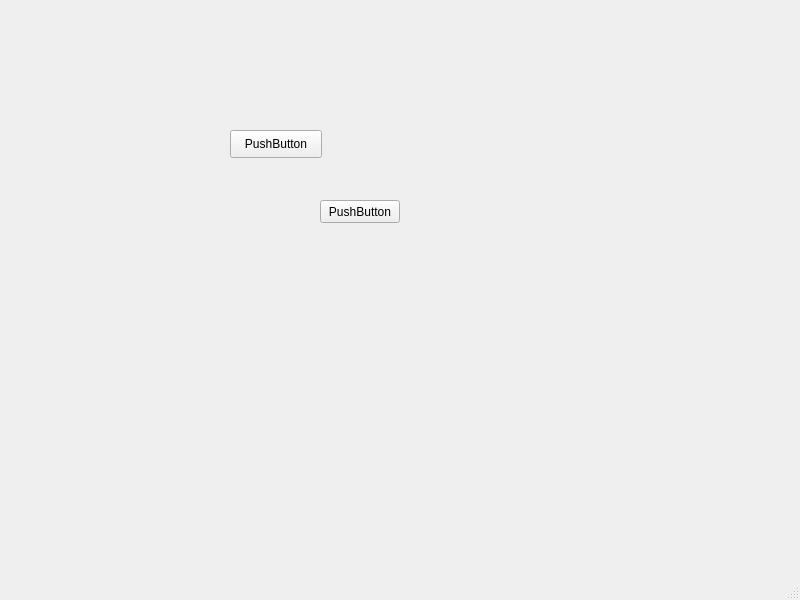
Before: the Qt Designer form interfaces/MainWindow.ui in danieldidiobalsamo/maze_generator, drawn with Qt 5.
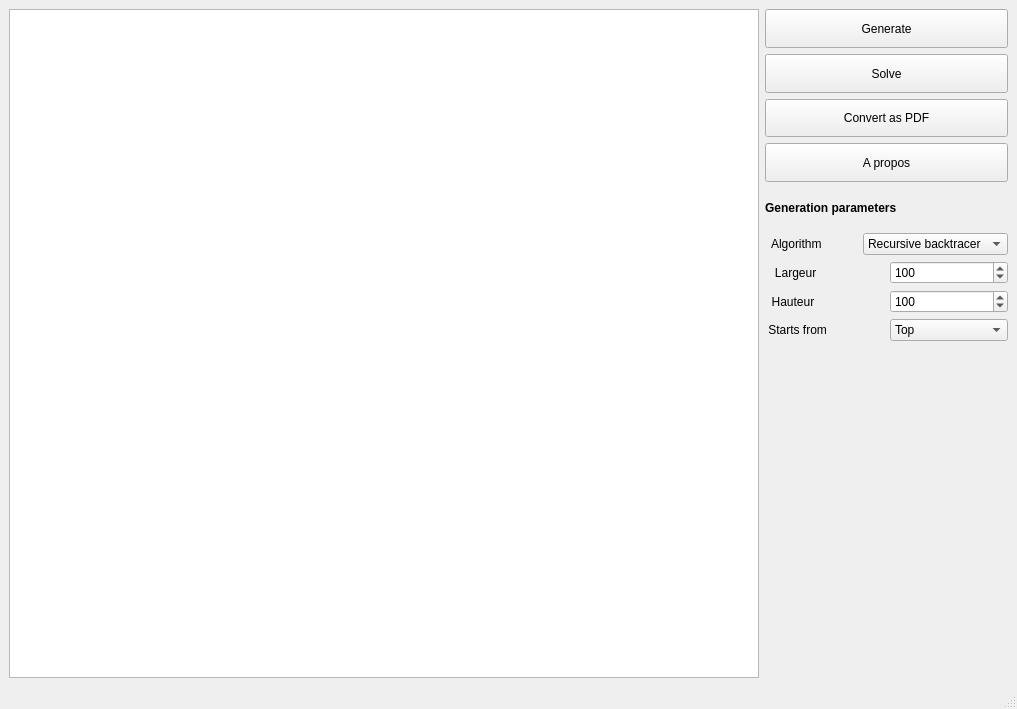
After: the same form once the commit is applied.

Commit message: Première version de l'interface utilisateur

Diff of the .ui file:
```diff
--- a/interfaces/MainWindow.ui
+++ b/interfaces/MainWindow.ui
@@ -6,50 +6,224 @@
    <rect>
     <x>0</x>
     <y>0</y>
-    <width>800</width>
-    <height>600</height>
+    <width>1017</width>
+    <height>709</height>
    </rect>
   </property>
   <property name="windowTitle">
    <string>MainWindow</string>
   </property>
   <widget class="QWidget" name="centralwidget">
-   <widget class="QPushButton" name="pushButton">
-    <property name="geometry">
-     <rect>
-      <x>320</x>
-      <y>200</y>
-      <width>80</width>
-      <height>23</height>
-     </rect>
-    </property>
-    <property name="text">
-     <string>PushButton</string>
-    </property>
-   </widget>
-   <widget class="QPushButton" name="pushButton_2">
-    <property name="geometry">
-     <rect>
-      <x>230</x>
-      <y>130</y>
-      <width>92</width>
-      <height>28</height>
-     </rect>
-    </property>
-    <property name="text">
-     <string>PushButton</string>
-    </property>
-   </widget>
-  </widget>
-  <widget class="QMenuBar" name="menubar">
-   <property name="geometry">
-    <rect>
-     <x>0</x>
-     <y>0</y>
-     <width>800</width>
-     <height>22</height>
-    </rect>
-   </property>
+   <layout class="QGridLayout" name="gridLayout">
+    <item row="0" column="2">
+     <layout class="QVBoxLayout" name="verticalLayout">
+      <property name="spacing">
+       <number>6</number>
+      </property>
+      <item>
+       <widget class="QPushButton" name="pushButton">
+        <property name="sizePolicy">
+         <sizepolicy hsizetype="Expanding" vsizetype="Preferred">
+          <horstretch>0</horstretch>
+          <verstretch>0</verstretch>
+         </sizepolicy>
+        </property>
+        <property name="maximumSize">
+         <size>
+          <width>16777215</width>
+          <height>50</height>
+         </size>
+        </property>
+        <property name="text">
+         <string>Generate</string>
+        </property>
+       </widget>
+      </item>
+      <item>
+       <widget class="QPushButton" name="pushButton_2">
+        <property name="sizePolicy">
+         <sizepolicy hsizetype="Expanding" vsizetype="Preferred">
+          <horstretch>0</horstretch>
+          <verstretch>0</verstretch>
+         </sizepolicy>
+        </property>
+        <property name="maximumSize">
+         <size>
+          <width>16777215</width>
+          <height>50</height>
+         </size>
+        </property>
+        <property name="text">
+         <string>Solve</string>
+        </property>
+       </widget>
+      </item>
+      <item>
+       <widget class="QPushButton" name="pushButton_4">
+        <property name="sizePolicy">
+         <sizepolicy hsizetype="Expanding" vsizetype="Preferred">
+          <horstretch>0</horstretch>
+          <verstretch>0</verstretch>
+         </sizepolicy>
+        </property>
+        <property name="maximumSize">
+         <size>
+          <width>16777215</width>
+          <height>50</height>
+         </size>
+        </property>
+        <property name="text">
+         <string>Convert as PDF</string>
+        </property>
+       </widget>
+      </item>
+      <item>
+       <widget class="QPushButton" name="pushButton_3">
+        <property name="sizePolicy">
+         <sizepolicy hsizetype="Expanding" vsizetype="Fixed">
+          <horstretch>0</horstretch>
+          <verstretch>0</verstretch>
+         </sizepolicy>
+        </property>
+        <property name="maximumSize">
+         <size>
+          <width>16777215</width>
+          <height>50</height>
+         </size>
+        </property>
+        <property name="text">
+         <string>A propos</string>
+        </property>
+       </widget>
+      </item>
+      <item>
+       <widget class="QLabel" name="label_5">
+        <property name="font">
+         <font>
+          <weight>75</weight>
+          <bold>true</bold>
+         </font>
+        </property>
+        <property name="text">
+         <string>Generation parameters</string>
+        </property>
+       </widget>
+      </item>
+      <item>
+       <layout class="QHBoxLayout" name="horizontalLayout">
+        <item>
+         <widget class="QLabel" name="label">
+          <property name="text">
+           <string>  Algorithm</string>
+          </property>
+         </widget>
+        </item>
+        <item>
+         <widget class="QComboBox" name="comboBox">
+          <item>
+           <property name="text">
+            <string>Recursive backtracer</string>
+           </property>
+          </item>
+          <item>
+           <property name="text">
+            <string>Hunt and kill algo</string>
+           </property>
+          </item>
+         </widget>
+        </item>
+       </layout>
+      </item>
+      <item>
+       <layout class="QHBoxLayout" name="ligne2">
+        <item>
+         <widget class="QLabel" name="label_2">
+          <property name="text">
+           <string>   Largeur</string>
+          </property>
+         </widget>
+        </item>
+        <item>
+         <widget class="QSpinBox" name="spinBox">
+          <property name="maximum">
+           <number>500</number>
+          </property>
+          <property name="value">
+           <number>100</number>
+          </property>
+         </widget>
+        </item>
+       </layout>
+      </item>
+      <item>
+       <layout class="QHBoxLayout" name="horizontalLayout_3">
+        <item>
+         <widget class="QLabel" name="label_4">
+          <property name="text">
+           <string>  Hauteur</string>
+          </property>
+         </widget>
+        </item>
+        <item>
+         <widget class="QSpinBox" name="spinBox_2">
+          <property name="maximum">
+           <number>500</number>
+          </property>
+          <property name="value">
+           <number>100</number>
+          </property>
+         </widget>
+        </item>
+       </layout>
+      </item>
+      <item>
+       <layout class="QHBoxLayout" name="horizontalLayout_2">
+        <item>
+         <widget class="QLabel" name="label_3">
+          <property name="text">
+           <string> Starts from</string>
+          </property>
+         </widget>
+        </item>
+        <item>
+         <widget class="QComboBox" name="comboBox_2">
+          <item>
+           <property name="text">
+            <string>Top</string>
+           </property>
+          </item>
+          <item>
+           <property name="text">
+            <string>Left</string>
+           </property>
+          </item>
+          <item>
+           <property name="text">
+            <string>Bottom</string>
+           </property>
+          </item>
+          <item>
+           <property name="text">
+            <string>Right</string>
+           </property>
+          </item>
+         </widget>
+        </item>
+       </layout>
+      </item>
+     </layout>
+    </item>
+    <item row="0" column="0" rowspan="2">
+     <widget class="QGraphicsView" name="graphicsView">
+      <property name="minimumSize">
+       <size>
+        <width>750</width>
+        <height>0</height>
+       </size>
+      </property>
+     </widget>
+    </item>
+   </layout>
   </widget>
   <widget class="QStatusBar" name="statusbar"/>
  </widget>
```
Left out of the diff: 2 changed lines with no effect on the pictures.
